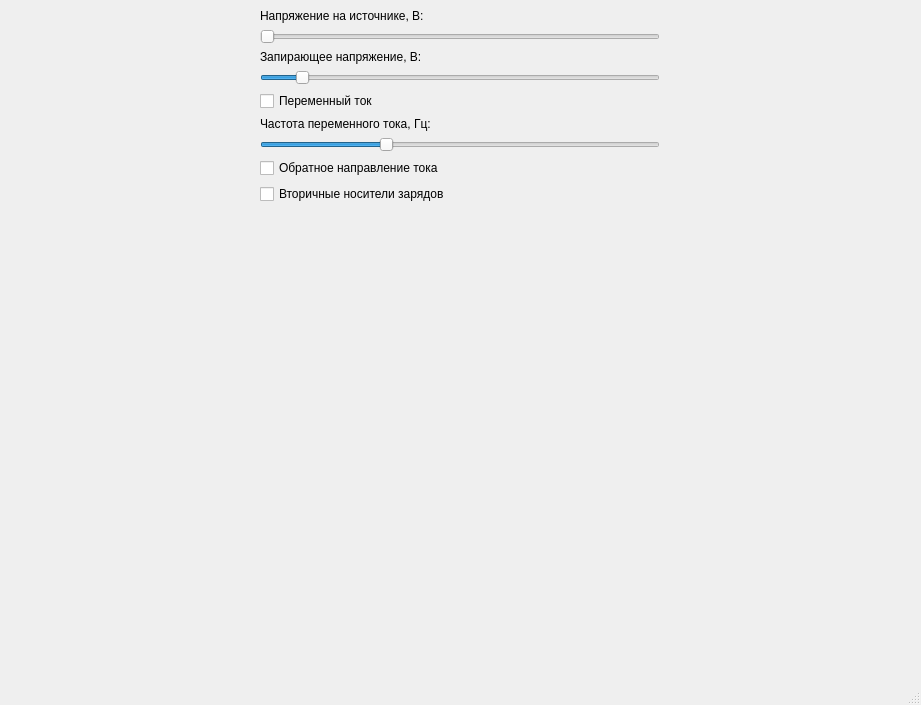
The window that untitled2.ui (qerty123/P-N_Transition) describes before a commit, drawn with Qt 5.
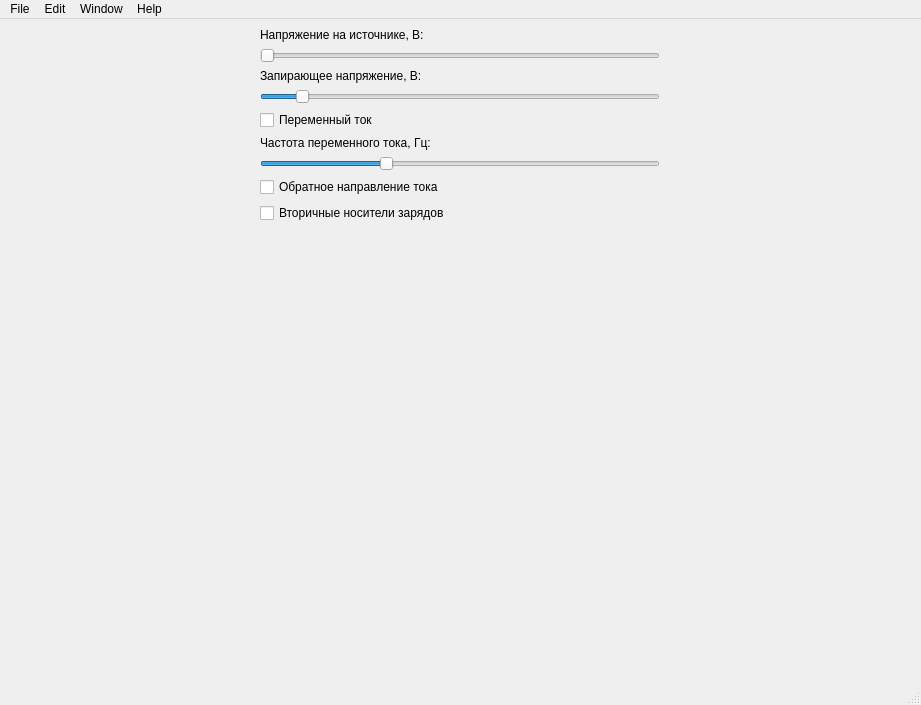
The same window after the commit.

Commit message: Add statusbar and menubar

Patch:
```diff
--- a/untitled2.ui
+++ b/untitled2.ui
@@ -251,6 +251,39 @@
      <height>30</height>
     </rect>
    </property>
+   <widget class="QMenu" name="menuFile">
+    <property name="title">
+     <string>File</string>
+    </property>
+    <addaction name="actionImport"/>
+    <addaction name="actionExport"/>
+    <addaction name="actionExit"/>
+   </widget>
+   <widget class="QMenu" name="menuEdit">
+    <property name="title">
+     <string>Edit</string>
+    </property>
+    <addaction name="actionUpdate_settings"/>
+    <addaction name="actionSet_defaults"/>
+   </widget>
+   <widget class="QMenu" name="menuHelp">
+    <property name="title">
+     <string>Help</string>
+    </property>
+    <addaction name="actionAbout"/>
+    <addaction name="actionLicense"/>
+   </widget>
+   <widget class="QMenu" name="menuWindow">
+    <property name="title">
+     <string>Window</string>
+    </property>
+    <addaction name="actionMinimaize"/>
+    <addaction name="actionMaximaize"/>
+   </widget>
+   <addaction name="menuFile"/>
+   <addaction name="menuEdit"/>
+   <addaction name="menuWindow"/>
+   <addaction name="menuHelp"/>
   </widget>
   <widget class="QStatusBar" name="statusbar"/>
  </widget>
```
Left out of the diff: 45 changed lines with no effect on the pictures. The commit also changes 2 other files.
